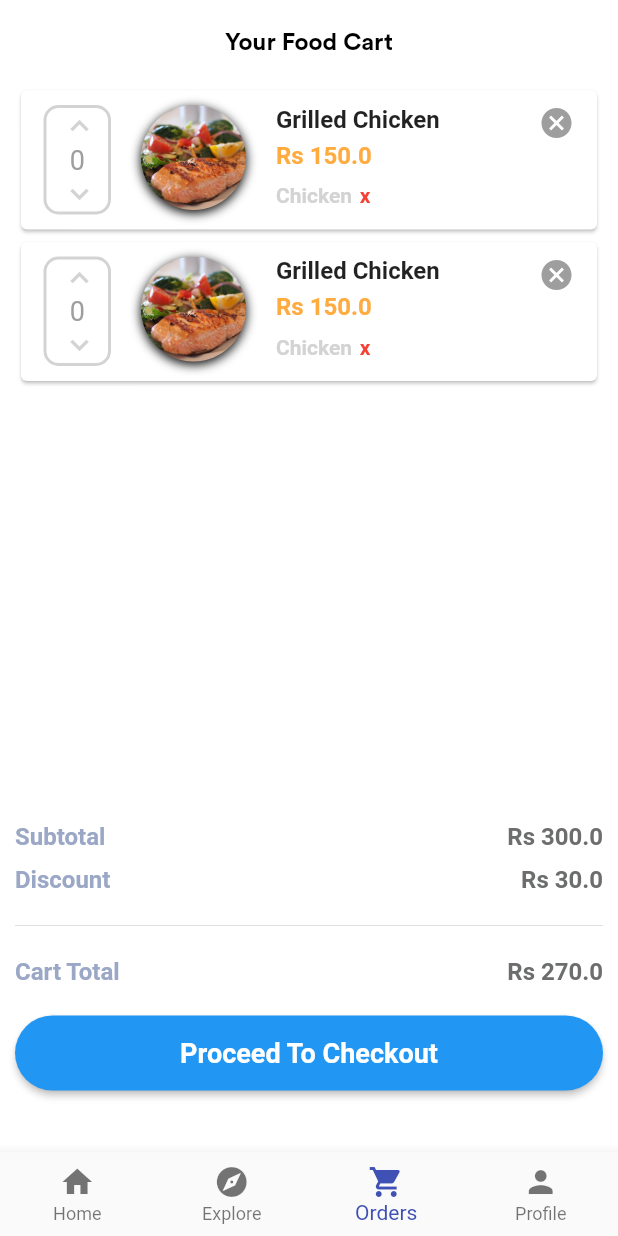
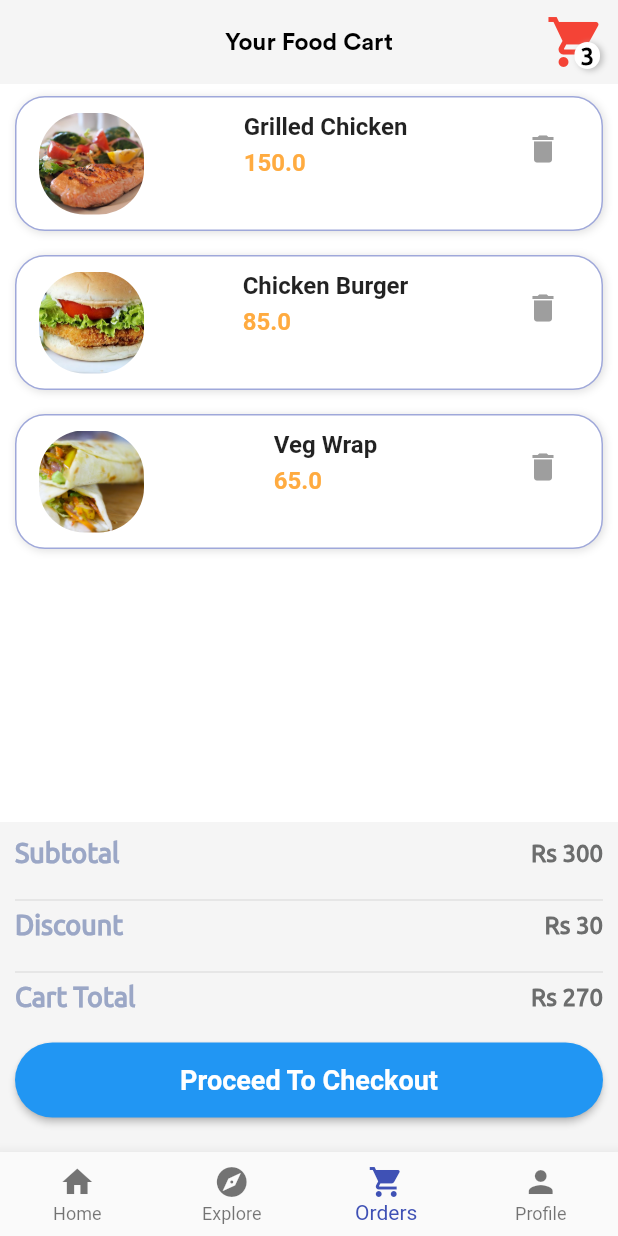
Before and after one commit to AbhishekMaira10/deldrone, a Flutter app: the screen it shows once a user with an empty profile is signed in, item 3 of the bottom bar chosen, on a phone screen of 412 x 824 dp. Run offline on Flutter 3.47's test engine with Material 2 defaults, Android fonts, the phone set to English and light mode, and no system bars; our stand-ins replace firebase_auth, google_sign_in, simple_animations; accounts and stored records are empty.

Commit message:
updated orders page

```diff
--- a/App/lib/custom_widgets/ui_widgets/bought_food.dart
+++ b/App/lib/custom_widgets/ui_widgets/bought_food.dart
@@ -25,7 +25,7 @@ class _BoughtFoodsState extends State<BoughtFoods> {
   @override
   Widget build(BuildContext context) {
     return Padding(
-      padding: const EdgeInsets.all(8.0),
+      padding: const EdgeInsets.all(6.0),
       child: Column(
         children: <Widget>[
           ClipRRect(
@@ -130,7 +130,6 @@ class _BoughtFoodsState extends State<BoughtFoods> {
               ],
             ),
           ),
-          SizedBox(height: 10.0),
         ],
       ),
     );
--- a/App/lib/custom_widgets/ui_widgets/order_card.dart
+++ b/App/lib/custom_widgets/ui_widgets/order_card.dart
@@ -1,130 +1,80 @@
 import 'package:flutter/material.dart';
 
 class OrderCard extends StatefulWidget {
+  final String name;
+  final String image;
+  final double price;
+
+  const OrderCard({Key key, this.name, this.image, this.price})
+      : super(key: key);
   _OrderCardState createState() => _OrderCardState();
 }
 
 class _OrderCardState extends State<OrderCard> {
   @override
   Widget build(BuildContext context) {
-    return Card(
+    return Padding(
+      padding: const EdgeInsets.symmetric(vertical: 8.0),
+      child: Container(
+        width: MediaQuery.of(context).size.width / 2,
+        height: 90.0,
+        decoration: BoxDecoration(
+          color: Colors.white,
+          border: Border.all(
+            color: Colors.indigo[200],
+          ),
+          borderRadius: BorderRadius.circular(20),
+          boxShadow: [
+            BoxShadow(
+              color: Colors.grey[300],
+              offset: Offset(1, 1),
+              blurRadius: 4,
+            ),
+          ],
+        ),
         child: Padding(
           padding: EdgeInsets.symmetric(horizontal: 15.0, vertical: 10.0),
           child: Row(
-          mainAxisSize: MainAxisSize.max,
+            mainAxisAlignment: MainAxisAlignment.spaceBetween,
             crossAxisAlignment: CrossAxisAlignment.start,
             children: <Widget>[
-            Container(
-              decoration: BoxDecoration(
-                border: Border.all(color: Color(0xFFD3D3D3), width: 2.0),
-                borderRadius: BorderRadius.circular(10.0),
-              ),
-              width: 45.0,
-              height: 73.0,
-              child: Padding(
-                padding: EdgeInsets.symmetric(
-                  horizontal: 10.0,
-                ),
-                child: Column(
-                  children: <Widget>[
-                    InkWell(
-                        onTap: () {},
-                        child: Icon(Icons.keyboard_arrow_up,
-                            color: Color(0xFFD3D3D3))),
-                    Text(
-                      "0",
-                      style: TextStyle(fontSize: 18.0, color: Colors.grey),
-                    ),
-                    InkWell(
-                        onTap: () {},
-                        child: Icon(Icons.keyboard_arrow_down,
-                            color: Color(0xFFD3D3D3))),
-                  ],
-                ),
-              ),
-            ),
-            SizedBox(
-              width: 20.0,
-            ),
               Container(
                 height: 70.0,
                 width: 70.0,
                 decoration: BoxDecoration(
                   image: DecorationImage(
-                      image: AssetImage("assets/images/lunch.jpeg"),
-                      fit: BoxFit.cover),
-                  borderRadius: BorderRadius.circular(35.0),
-                  boxShadow: [
-                    BoxShadow(
-                        color: Colors.black,
-                        blurRadius: 5.0,
-                        offset: Offset(0.0, 2.0))
-                  ]),
+                      image: AssetImage(widget.image), fit: BoxFit.cover),
+                  borderRadius: BorderRadius.circular(30.0),
                 ),
-            SizedBox(
-              width: 20.0,
               ),
               Column(
                 mainAxisAlignment: MainAxisAlignment.start,
                 crossAxisAlignment: CrossAxisAlignment.start,
                 children: <Widget>[
                   Text(
-                  "Grilled Chicken",
-                  style: TextStyle(fontSize: 16.0, fontWeight: FontWeight.bold),
+                    widget.name,
+                    style:
+                        TextStyle(fontSize: 16.0, fontWeight: FontWeight.bold),
                   ),
                   SizedBox(height: 5.0),
                   Text(
-                  "Rs 150.0",
+                    widget.price.toString(),
                     style: TextStyle(
                         fontSize: 16.0,
                         color: Colors.orangeAccent,
                         fontWeight: FontWeight.bold),
                   ),
                   SizedBox(height: 5.0),
-                Container(
-                  height: 25.0,
-                  width: 120.0,
-                  child: ListView(
-                    scrollDirection: Axis.horizontal,
-                    children: <Widget>[
-                      Row(
-                        children: <Widget>[
-                          Text("Chicken",
-                              style: TextStyle(
-                                  color: Color(0xFFD3D3D3),
-                                  fontWeight: FontWeight.bold)),
-                          SizedBox(
-                            width: 5.0,
-                          ),
-                          InkWell(
-                            onTap: () {},
-                            child: Text(
-                              "x",
-                              style: TextStyle(
-                                fontWeight: FontWeight.bold,
-                                color: Colors.red,
-                              ),
-                            ),
-                          ),
-                          SizedBox(
-                            width: 10.0,
-                          ),
                 ],
               ),
+              IconButton(
+                  icon: Icon(
+                    Icons.delete,
+                    color: Colors.grey,
+                  ),
+                  onPressed: () {})
             ],
           ),
-                ),
-              ],
-            ),
-            Spacer(),
-            GestureDetector(
-              onTap: () {},
-              child: Icon(
-                Icons.cancel,
-                color: Colors.grey,
-              ),
-            ),
-          ],
         ),
       ),
     );
--- a/App/lib/ui/Pages/home_page.dart
+++ b/App/lib/ui/Pages/home_page.dart
@@ -122,7 +122,6 @@ class _HomePageState extends State<HomePage> {
                       ],
                     ),
                   ),
-                  SizedBox(height: 15),
                   Column(
                     children: _foods.map(_buildFoodItems).toList(),
                   )
--- a/App/lib/ui/Pages/order_page.dart
+++ b/App/lib/ui/Pages/order_page.dart
@@ -21,15 +21,63 @@ class _OrderPageState extends State<OrderPage> {
           weight: FontWeight.bold,
         ),
         centerTitle: true,
-        backgroundColor: Colors.white,
+        backgroundColor: Colors.grey[100],
         elevation: 0.0,
+        actions: <Widget>[
+          Padding(
+            padding: const EdgeInsets.all(8.0),
+            child: Stack(
+              children: <Widget>[
+                Icon(
+                  Icons.shopping_cart,
+                  color: Colors.red,
+                  size: 40.0,
+                ),
+                Positioned(
+                  right: 4,
+                  bottom: 2,
+                  child: Container(
+                      decoration: BoxDecoration(
+                          color: Colors.white,
+                          borderRadius: BorderRadius.circular(10),
+                          boxShadow: [
+                            BoxShadow(
+                              color: Colors.grey[400],
+                              offset: Offset(2, 1),
+                              blurRadius: 3,
+                            )
+                          ]),
+                      child: Padding(
+                        padding: const EdgeInsets.only(left: 4.0, right: 4.0),
+                        child: CustomText(
+                          text: "3",
+                          color: Colors.black,
+                          size: 16,
+                          weight: FontWeight.bold,
+                        ),
+                      )),
+                )
+              ],
+            ),
+          )
+        ],
       ),
       body: ListView(
         padding: EdgeInsets.symmetric(horizontal: 10.0),
         scrollDirection: Axis.vertical,
         children: <Widget>[
-          OrderCard(),
-          OrderCard(),
+          OrderCard(
+              name: 'Grilled Chicken',
+              price: 150.0,
+              image: 'assets/images/lunch.jpeg'),
+          OrderCard(
+              name: 'Chicken Burger',
+              price: 85.0,
+              image: 'assets/images/chicken-burger.jpg'),
+          OrderCard(
+              name: 'Veg Wrap',
+              price: 65.0,
+              image: 'assets/images/veg_Wrap.jpg'),
         ],
       ),
       bottomNavigationBar: _buildTotalContainer(),
@@ -39,85 +87,80 @@ class _OrderPageState extends State<OrderPage> {
   Widget _buildTotalContainer() {
     return Container(
       height: 220.0,
-      padding: EdgeInsets.only(
-        left: 10.0,
-        right: 10.0,
-      ),
+      color: Colors.grey[100],
+      padding: EdgeInsets.all(10.0),
       child: Column(
         children: <Widget>[
           Row(
             mainAxisSize: MainAxisSize.max,
             mainAxisAlignment: MainAxisAlignment.spaceBetween,
             children: <Widget>[
-              Text(
-                "Subtotal",
-                style: TextStyle(
+              CustomText(
+                  text: 'Subtotal',
+                  size: 18.0,
                   color: Color(0xFF9BA7C6),
-                    fontSize: 16.0,
-                    fontWeight: FontWeight.bold),
-              ),
-              Text(
-                "Rs 300.0",
-                style: TextStyle(
+                  family: 'Ubuntu',
+                  weight: FontWeight.bold),
+              CustomText(
+                  text: 'Rs 300',
+                  size: 16.0,
                   color: Color(0xFF6C6D6D),
-                    fontSize: 16.0,
-                    fontWeight: FontWeight.bold),
-              ),
+                  family: 'Ubuntu',
+                  weight: FontWeight.bold),
             ],
           ),
           SizedBox(
-            height: 10.0,
+            height: 20.0,
+          ),
+          Divider(
+            height: 2.0,
+          ),
+          SizedBox(
+            height: 5.0,
           ),
           Row(
             mainAxisSize: MainAxisSize.max,
             mainAxisAlignment: MainAxisAlignment.spaceBetween,
             children: <Widget>[
-              Text(
-                "Discount",
-                style: TextStyle(
+              CustomText(
+                  text: 'Discount',
+                  size: 18.0,
                   color: Color(0xFF9BA7C6),
-                    fontSize: 16.0,
-                    fontWeight: FontWeight.bold),
-              ),
-              Text(
-                "Rs 30.0",
-                style: TextStyle(
+                  family: 'Ubuntu',
+                  weight: FontWeight.bold),
+              CustomText(
+                  text: 'Rs 30',
+                  size: 16.0,
                   color: Color(0xFF6C6D6D),
-                    fontSize: 16.0,
-                    fontWeight: FontWeight.bold),
-              ),
+                  family: 'Ubuntu',
+                  weight: FontWeight.bold),
             ],
           ),
           SizedBox(
-            height: 10.0,
-          ),
-          SizedBox(
-            height: 10.0,
+            height: 20.0,
           ),
           Divider(
             height: 2.0,
           ),
           SizedBox(
-            height: 20.0,
+            height: 5.0,
           ),
           Row(
             mainAxisSize: MainAxisSize.max,
             mainAxisAlignment: MainAxisAlignment.spaceBetween,
             children: <Widget>[
-              Text(
-                "Cart Total",
-                style: TextStyle(
+              CustomText(
+                  text: 'Cart Total',
+                  size: 18.0,
                   color: Color(0xFF9BA7C6),
-                    fontSize: 16.0,
-                    fontWeight: FontWeight.bold),
-              ),
-              Text(
-                "Rs 270.0",
-                style: TextStyle(
+                  family: 'Ubuntu',
+                  weight: FontWeight.bold),
+              CustomText(
+                  text: 'Rs 270',
+                  size: 16.0,
                   color: Color(0xFF6C6D6D),
-                    fontSize: 16.0,
-                    fontWeight: FontWeight.bold),
-              ),
+                  family: 'Ubuntu',
+                  weight: FontWeight.bold),
             ],
           ),
           SizedBox(
@@ -139,7 +182,7 @@ class _OrderPageState extends State<OrderPage> {
             color: Colors.blue,
           ),
           SizedBox(
-            height: 20.0,
+            height: 10.0,
           ),
         ],
       ),
```
Also changed, not shown: App/assets/images/chicken-burger.jpg (added), App/assets/images/veg_Wrap.jpg (added). Lines whose indentation alone changed are shown as unchanged.
